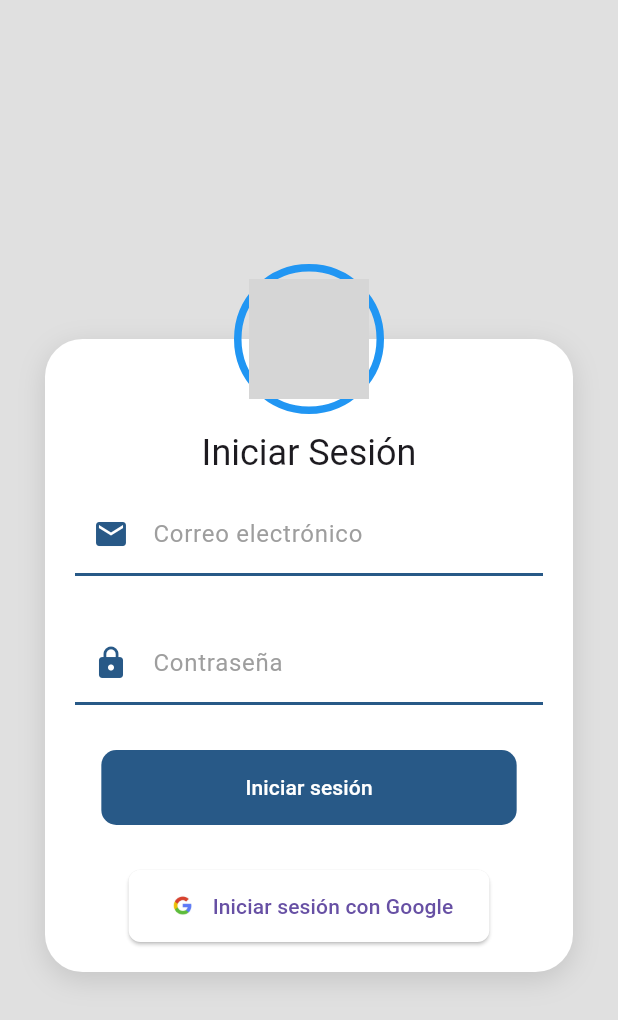
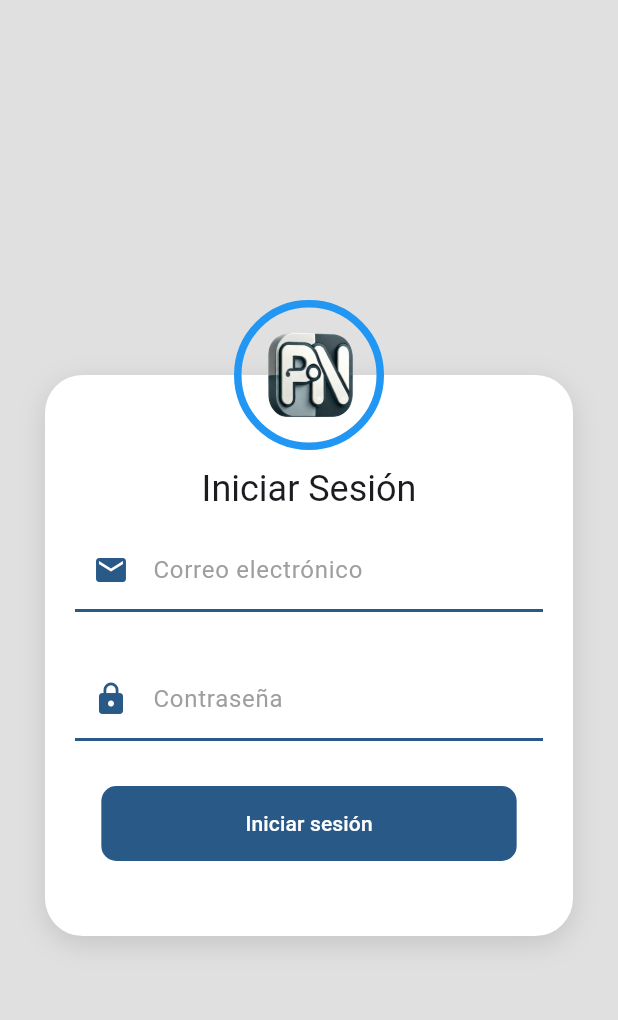
Before and after one commit to DuHuDiCo/appPNFlutter, a Flutter app: the screen it shows after launch, on a phone screen of 412 x 824 dp. Shown: the top 1020 px of the screen. Run offline on Flutter 3.47's test engine with Material 3 defaults, Android fonts, the phone set to English and light mode, and no system bars; our stand-ins replace dio, google_sign_in, image_picker, shared_preferences; missing offline and left inert: dart:ffi; grey boxes are pictures that could not be loaded.

Commit message:
Cambio nombre y login

```diff
--- a/pn_movil/lib/views/login.dart
+++ b/pn_movil/lib/views/login.dart
@@ -147,8 +147,6 @@ class _LoginForm extends StatelessWidget {
                   ),
           ),
           const SizedBox(height: 30),
-          // Aquí agregamos el Google SignIn Button
-          GoogleSignInButton(),
         ],
       ),
     );
--- a/pn_movil/lib/widgets/background.dart
+++ b/pn_movil/lib/widgets/background.dart
@@ -33,7 +33,7 @@ class HeaderIcon extends StatelessWidget {
         ),
         child: ClipOval(
           child: Image.asset(
-            'assets/algo.jpg',
+            'assets/logo.png',
             fit: BoxFit.cover,
             width: 90,
             height: 90,
```
Also changed, not shown: pn_movil/assets/icon/icon.png (added), pn_movil/assets/logo.png (added), 2 other files.
